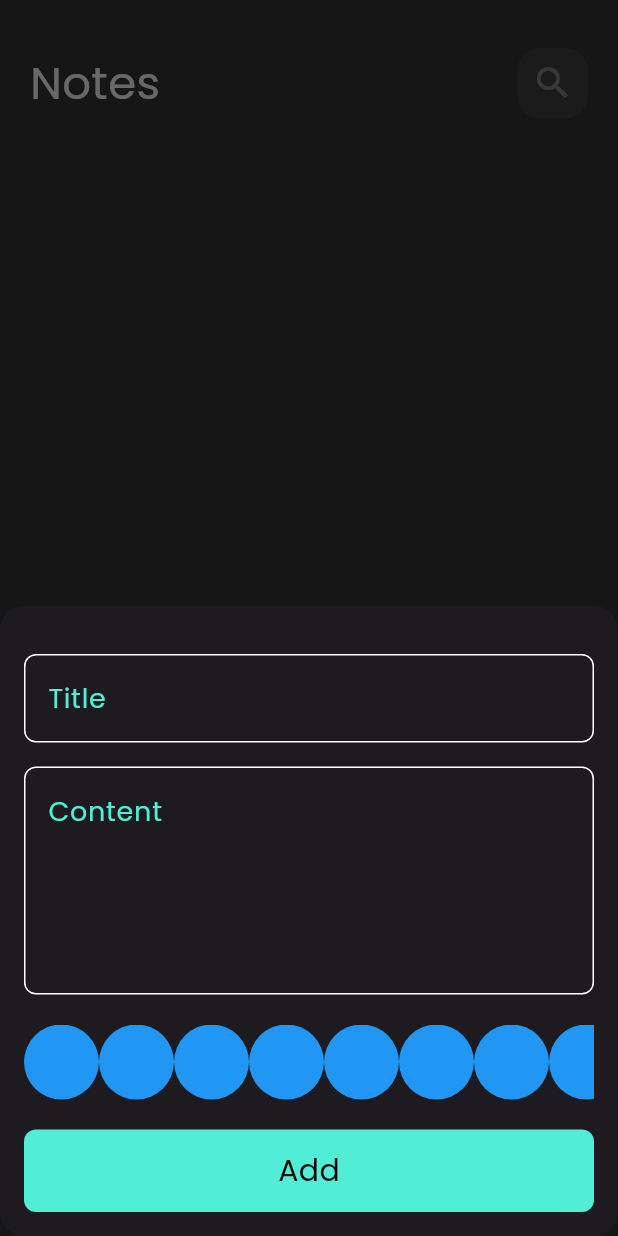
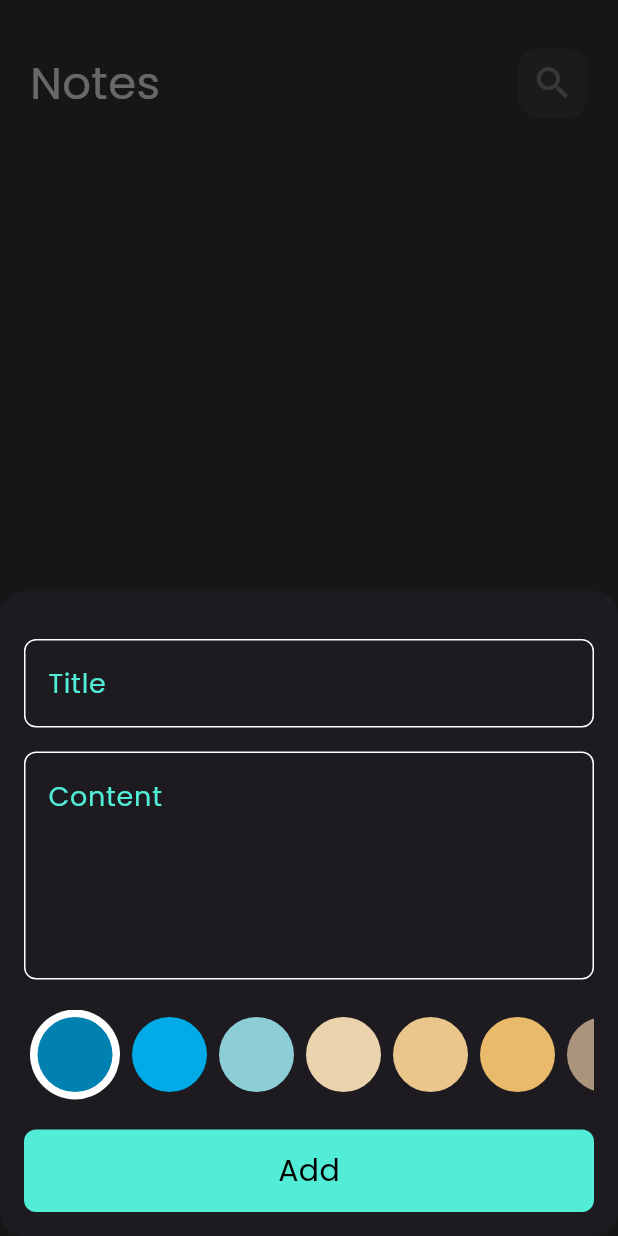
Before and after one commit to ZiadAlaa955/botes_app, a Flutter app: the screen it shows after launch, after a tap on the "add" icon, on a phone screen of 412 x 824 dp. Run offline on Flutter 3.47's test engine with Material 3 defaults, Android fonts, the phone set to English and light mode, and no system bars; our stand-ins replace bloc, easy_localization, flutter_bloc, font_awesome_flutter, hive, hive_flutter; accounts and stored records are empty.

Commit message:
create colors list part two

```diff
--- a/lib/Widgets/add_note_form.dart
+++ b/lib/Widgets/add_note_form.dart
@@ -3,6 +3,7 @@ import 'package:flutter/material.dart';
 import 'package:flutter_bloc/flutter_bloc.dart';
 import 'package:notes_app/Cubits/add_note_cubit/add_note_cubit.dart';
 import 'package:notes_app/Models/note_model.dart';
+import 'package:notes_app/Widgets/colors_list_view.dart';
 import 'package:notes_app/Widgets/custom_button.dart';
 import 'package:notes_app/Widgets/custom_text_field.dart';
 
@@ -79,33 +80,3 @@ class _AddNoteFormState extends State<AddNoteForm> {
     return note;
   }
 }
-
-class ColorItem extends StatelessWidget {
-  const ColorItem({super.key});
-
-  @override
-  Widget build(BuildContext context) {
-    return const CircleAvatar(
-      radius: 25,
-      backgroundColor: Colors.blue,
-    );
-  }
-}
-
-class ColorsListView extends StatelessWidget {
-  const ColorsListView({super.key});
-
-  @override
-  Widget build(BuildContext context) {
-    return SizedBox(
-      height: 50,
-      child: ListView.builder(
-        itemCount: 10,
-        scrollDirection: Axis.horizontal,
-        itemBuilder: (context, index) {
-          return const ColorItem();
-        },
-      ),
-    );
-  }
-}
--- /dev/null
+++ b/lib/Widgets/colors_list_view.dart
@@ -0,0 +1,68 @@
+import 'package:flutter/material.dart';
+
+class ColorItem extends StatelessWidget {
+  const ColorItem({super.key, required this.isActive, required this.color});
+  final bool isActive;
+  final Color color;
+  @override
+  Widget build(BuildContext context) {
+    return isActive == true
+        ? CircleAvatar(
+            radius: 30,
+            backgroundColor: Colors.white,
+            child: CircleAvatar(
+              radius: 25,
+              backgroundColor: color,
+            ),
+          )
+        : CircleAvatar(
+            radius: 25,
+            backgroundColor: color,
+          );
+  }
+}
+
+class ColorsListView extends StatefulWidget {
+  const ColorsListView({super.key});
+
+  @override
+  State<ColorsListView> createState() => _ColorsListViewState();
+}
+
+class _ColorsListViewState extends State<ColorsListView> {
+  int currentIndex = 0;
+  List<Color> colors = const [
+    Color(0xff0081AF),
+    Color(0xff00ABE7),
+    Color(0xff8CCDD6),
+    Color(0xffEAD2AC),
+    Color(0xffEAC68C),
+    Color(0xffEABA6B),
+    Color(0xffAB947E),
+    Color(0xff8A7968),
+  ];
+  @override
+  Widget build(BuildContext context) {
+    return SizedBox(
+      height: 60,
+      child: ListView.builder(
+        itemCount: colors.length,
+        scrollDirection: Axis.horizontal,
+        itemBuilder: (context, index) {
+          return Padding(
+              padding: const EdgeInsets.symmetric(horizontal: 4),
+              child: GestureDetector(
+                onTap: () {
+                  currentIndex = index;
+                  setState(() {});
+                },
+                child: ColorItem(
+                  color: colors[index],
+                  isActive: currentIndex == index ? true : false,
+                ),
+              ));
+        },
+      ),
+    );
+  }
+}
```
